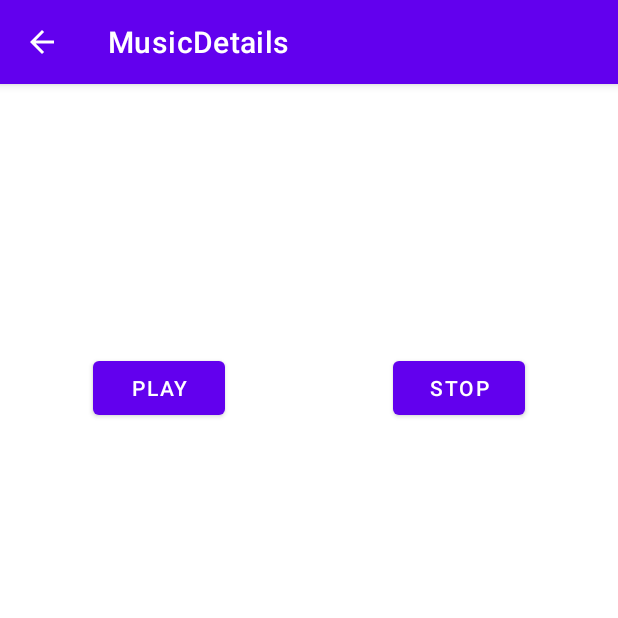
After one commit to Rhtymn/android-music-player, an Android app: the MusicDetailActivity screen opened directly, with no data from a screen before it, on a phone screen of 412 x 824 dp, the top half of it. The commit adds this screen. Run offline under Robolectric (Android 15) with nearby library versions, the phone set to English and light mode, and no system bars.

Commit message:
Implement click listener on recycler view for redirect to music detail activities

```diff
--- a/app/src/main/AndroidManifest.xml
+++ b/app/src/main/AndroidManifest.xml
@@ -12,6 +12,15 @@
         android:supportsRtl="true"
         android:theme="@style/Theme.MyApplication"
         tools:targetApi="31">
+        <activity
+            android:name=".MusicDetailActivity"
+            android:parentActivityName=".MainActivity"
+            android:label="MusicDetails"
+            android:exported="false">
+            <meta-data
+                android:name="android.app.lib_name"
+                android:value="" />
+        </activity>
         <activity
             android:name=".MainActivity"
             android:exported="true">
--- /dev/null
+++ b/app/src/main/java/com/example/myapplication/MusicDetailActivity.java
@@ -0,0 +1,40 @@
+package com.example.myapplication;
+
+import androidx.appcompat.app.AppCompatActivity;
+
+import android.os.Bundle;
+import android.widget.TextView;
+import android.widget.Toast;
+
+public class MusicDetailActivity extends AppCompatActivity {
+
+    TextView musicTitle, musicDuration;
+    String musicTitleData, musicDurationData;
+
+    @Override
+    protected void onCreate(Bundle savedInstanceState) {
+        super.onCreate(savedInstanceState);
+        setContentView(R.layout.activity_music_detail);
+
+        musicTitle = findViewById(R.id.detailMusicTitle);
+        musicDuration = findViewById(R.id.detailMusicDuration);
+
+        getData();
+        setData();
+
+    }
+
+    private void getData(){
+        if (getIntent().hasExtra("musicTitle") && getIntent().hasExtra("musicDuration")) {
+            musicTitleData = getIntent().getStringExtra("musicTitle");
+            musicDurationData = getIntent().getStringExtra("musicDuration");
+        } else {
+            Toast.makeText(this, "No data.", Toast.LENGTH_SHORT).show();
+        }
+    }
+
+    private  void setData(){
+        musicTitle.setText(musicTitleData);
+        musicDuration.setText(musicDurationData);
+    }
+}
--- a/app/src/main/java/com/example/myapplication/MyAdapter.java
+++ b/app/src/main/java/com/example/myapplication/MyAdapter.java
@@ -1,12 +1,15 @@
 package com.example.myapplication;
 
+import android.annotation.SuppressLint;
 import android.content.Context;
+import android.content.Intent;
 import android.view.LayoutInflater;
 import android.view.View;
 import android.view.ViewGroup;
 import android.widget.TextView;
 
 import androidx.annotation.NonNull;
+import androidx.constraintlayout.widget.ConstraintLayout;
 import androidx.recyclerview.widget.RecyclerView;
 
 public class MyAdapter extends RecyclerView.Adapter<MyAdapter.MyViewHolder> {
@@ -28,9 +31,19 @@ public class MyAdapter extends RecyclerView.Adapter<MyAdapter.MyViewHolder> {
     }
 
     @Override
-    public void onBindViewHolder(@NonNull MyViewHolder holder, int position) {
+    public void onBindViewHolder(@NonNull MyViewHolder holder, @SuppressLint("RecyclerView") int position) {
         holder.musicTitle.setText(musicTitleData[position]);
         holder.musicDuration.setText(musicDurationData[position]);
+
+        holder.mainLayout.setOnClickListener(new View.OnClickListener() {
+            @Override
+            public void onClick(View view) {
+                Intent intent = new Intent(context, MusicDetailActivity.class);
+                intent.putExtra("musicTitle", musicTitleData[position]);
+                intent.putExtra("musicDuration", musicDurationData[position]);
+                context.startActivity(intent);
+            }
+        });
     }
 
     @Override
@@ -40,11 +53,13 @@ public class MyAdapter extends RecyclerView.Adapter<MyAdapter.MyViewHolder> {
 
     public class  MyViewHolder extends RecyclerView.ViewHolder {
         TextView musicTitle, musicDuration;
+        ConstraintLayout mainLayout;
 
         public  MyViewHolder(@NonNull View itemView) {
             super(itemView);
             musicTitle = itemView.findViewById(R.id.musicTitle);
             musicDuration = itemView.findViewById(R.id.musicDuration);
+            mainLayout = itemView.findViewById(R.id.mainLayout);
         }
     }
 
--- /dev/null
+++ b/app/src/main/res/layout/activity_music_detail.xml
@@ -0,0 +1,52 @@
+<?xml version="1.0" encoding="utf-8"?>
+<androidx.constraintlayout.widget.ConstraintLayout xmlns:android="http://schemas.android.com/apk/res/android"
+    xmlns:app="http://schemas.android.com/apk/res-auto"
+    xmlns:tools="http://schemas.android.com/tools"
+    android:layout_width="match_parent"
+    android:layout_height="match_parent"
+    tools:context=".MusicDetailActivity">
+
+    <TextView
+        android:id="@+id/detailMusicTitle"
+        android:layout_width="wrap_content"
+        android:layout_height="wrap_content"
+        android:layout_marginTop="40dp"
+        android:text="TextView"
+        android:textSize="24sp"
+        android:textStyle="bold"
+        app:layout_constraintEnd_toEndOf="parent"
+        app:layout_constraintStart_toStartOf="parent"
+        app:layout_constraintTop_toTopOf="parent" />
+
+    <Button
+        android:id="@+id/btn_play"
+        android:layout_width="wrap_content"
+        android:layout_height="wrap_content"
+        android:layout_marginStart="62dp"
+        android:layout_marginTop="106dp"
+        android:text="Play"
+        app:layout_constraintStart_toStartOf="parent"
+        app:layout_constraintTop_toBottomOf="@+id/detailMusicTitle" />
+
+    <TextView
+        android:id="@+id/detailMusicDuration"
+        android:layout_width="wrap_content"
+        android:layout_height="wrap_content"
+        android:layout_marginStart="26dp"
+        android:layout_marginTop="122dp"
+        android:layout_marginEnd="27dp"
+        android:text="TextView"
+        app:layout_constraintEnd_toStartOf="@+id/btn_stop"
+        app:layout_constraintStart_toEndOf="@+id/btn_play"
+        app:layout_constraintTop_toBottomOf="@+id/detailMusicTitle" />
+
+    <Button
+        android:id="@+id/btn_stop"
+        android:layout_width="wrap_content"
+        android:layout_height="wrap_content"
+        android:layout_marginTop="106dp"
+        android:layout_marginEnd="62dp"
+        android:text="Stop"
+        app:layout_constraintEnd_toEndOf="parent"
+        app:layout_constraintTop_toBottomOf="@+id/detailMusicTitle" />
+</androidx.constraintlayout.widget.ConstraintLayout>
--- a/app/src/main/res/layout/my_row.xml
+++ b/app/src/main/res/layout/my_row.xml
@@ -4,7 +4,8 @@
     xmlns:tools="http://schemas.android.com/tools"
     android:layout_width="match_parent"
     android:layout_height="wrap_content"
-    android:orientation="vertical">
+    android:orientation="vertical"
+    android:id="@+id/mainLayout">
 
     <androidx.cardview.widget.CardView
         android:id="@+id/cardView2"
```
